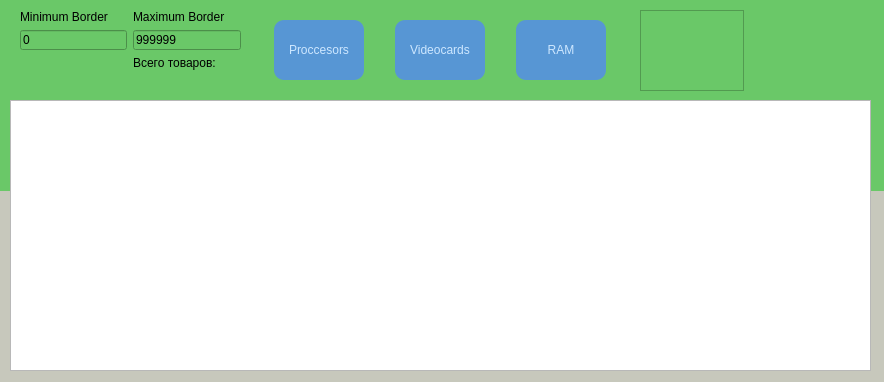
skhe55/dns-shop_parser, file source/interface_sort_by_price.ui: the form before one commit.
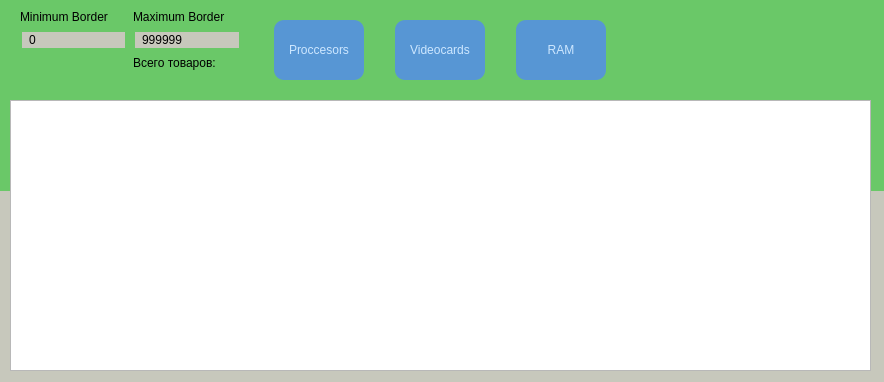
The form after the commit. Icons and pictures are not drawn.

Diff of the .ui file:
```diff
--- a/source/interface_sort_by_price.ui
+++ b/source/interface_sort_by_price.ui
@@ -219,6 +219,22 @@
     <layout class="QGridLayout" name="gridLayout_3">
      <item row="1" column="0">
       <widget class="QLineEdit" name="lineEdit">
+       <property name="styleSheet">
+        <string notr="true">QLineEdit {
+	border: 2px solid rgb(106, 200, 104);
+	border-radius: 20px;
+	padding-left: 5px;
+	padding-right: 5px;
+	background-color: rgb(199, 200, 188);
+}
+QLineEdit:hover { 
+	border: 2px solid rgb(112, 209, 109);
+}
+QLineEdit:focus {
+	border: 2px solid rgb(131, 137, 255);
+	background-color: rgb(106, 198, 103);
+}</string>
+       </property>
        <property name="text">
         <string>0</string>
        </property>
@@ -252,18 +268,31 @@
        </property>
       </widget>
      </item>
+     <item row="1" column="1">
+      <widget class="QLineEdit" name="lineEdit_2">
+       <property name="styleSheet">
+        <string notr="true">QLineEdit {
+	border: 2px solid rgb(106, 200, 104);
+	border-radius: 20px;
+	padding-left: 5px;
+	padding-right: 5px;
+	background-color: rgb(199, 200, 188);
+}
+QLineEdit:hover { 
+	border: 2px solid rgb(112, 209, 109);
+}
+QLineEdit:focus {
+	border: 2px solid rgb(131, 137, 255);
+	background-color: rgb(106, 198, 103);
+}</string>
+       </property>
+       <property name="text">
+        <string>999999</string>
+       </property>
+      </widget>
+     </item>
     </layout>
    </widget>
-   <widget class="QTextEdit" name="textEdit">
-    <property name="geometry">
-     <rect>
-      <x>640</x>
-      <y>10</y>
-      <width>104</width>
-      <height>81</height>
-     </rect>
-    </property>
-   </widget>
   </widget>
   <widget class="QFrame" name="frame_2">
    <property name="geometry">
```
Left out of the diff: 7 changed lines with no effect on the pictures.
